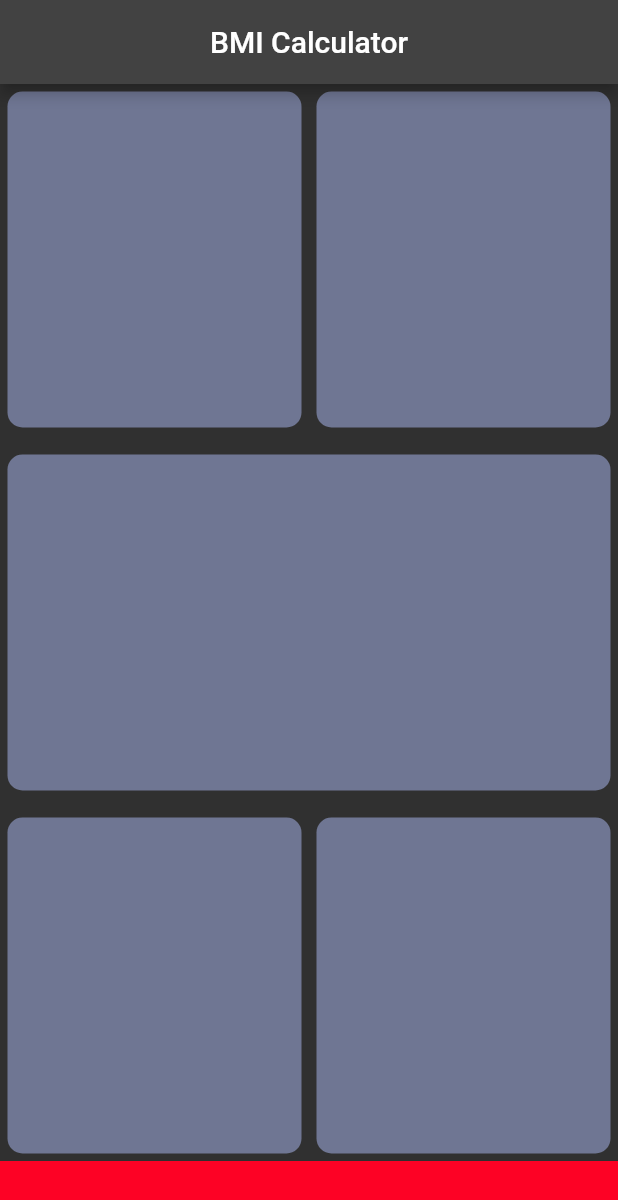
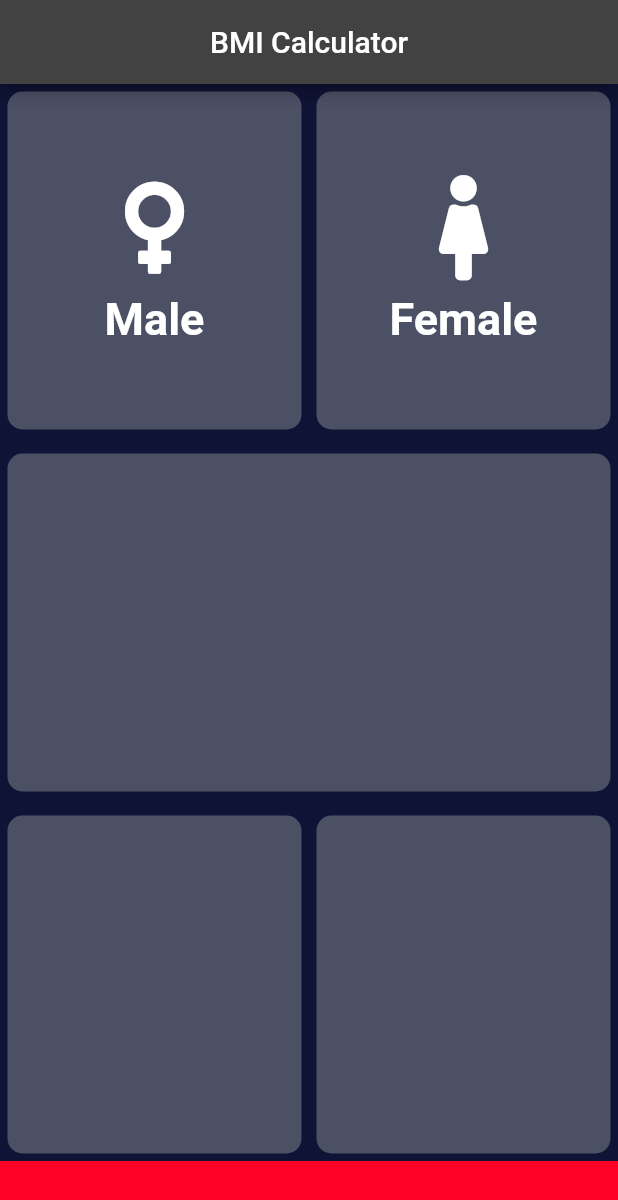
Before and after one commit to nahidulislamshakin/bmi_calculator, a Flutter app: the screen it shows after launch, on a phone screen of 412 x 824 dp. Shown: the top 1200 px of the screen. Run offline on Flutter 3.47's test engine with Material 2 defaults, Android fonts, the phone set to English and light mode, and no system bars; our stand-ins replace font_awesome_flutter.

Commit message:
icon added

```diff
--- a/lib/main_page.dart
+++ b/lib/main_page.dart
@@ -1,4 +1,5 @@
 import 'package:flutter/material.dart';
+import 'package:font_awesome_flutter/font_awesome_flutter.dart';
 
 class MainPage extends StatelessWidget {
   @override
@@ -6,8 +7,8 @@ class MainPage extends StatelessWidget {
     // TODO: implement build
     return MaterialApp(
       theme: ThemeData.dark().copyWith(
-        primaryColor: Color(0xFF04040C),
-      ),
+          primaryColor: Color(0xFF04040C),
+          scaffoldBackgroundColor: Color(0xFF0F1335)),
       home: Scaffold(
         appBar: AppBar(
           centerTitle: true,
@@ -19,34 +20,47 @@ class MainPage extends StatelessWidget {
               child: Row(
                 children: [
                   Expanded(
-                    child: container(),
+                    child: container(
+                      colors: Color(0xFF4C5065),
+                      iconContent: iconcontents(
+                          icon: FontAwesomeIcons.venus, label: 'Male'),
+                    ),
                   ),
-                  Expanded(child: container())
+                  Expanded(
+                      child: container(
+                    colors: Color(0xFF4C5065),
+                    iconContent: iconcontents(
+                        icon: FontAwesomeIcons.female, label: 'Female'),
+                  ))
                 ],
               ),
             ),
             SizedBox(
-              height: 8,
+              height: 6,
             ),
             Expanded(
               child: Row(
                 children: [
                   Expanded(
-                    child: container(),
+                    child: container(
+                      colors: Color(0xFF4C5065),
+                    ),
                   ),
                 ],
               ),
             ),
             SizedBox(
-              height: 8,
+              height: 6,
             ),
             Expanded(
               child: Row(
                 children: [
                   Expanded(
-                    child: container(),
+                    child: container(
+                      colors: Color(0xFF4C5065),
+                    ),
                   ),
-                  Expanded(child: container())
+                  Expanded(child: container(colors: Color(0xFF4C5065)))
                 ],
               ),
             ),
@@ -62,17 +76,44 @@ class MainPage extends StatelessWidget {
   }
 }
 
+class iconcontents extends StatelessWidget {
+  final IconData icon;
+  final String label;
+
+  iconcontents({required this.icon, required this.label});
+
+  @override
+  Widget build(BuildContext context) {
+    return Column(
+      mainAxisAlignment: MainAxisAlignment.center,
+      children: [
+        Icon(
+          icon,
+          size: 70,
+        ),
+        SizedBox(height: 8,),
+        Text(
+          '$label',
+          style: TextStyle(fontSize: 30, fontWeight: FontWeight.bold ,color: Color(0xFFFFFFFF)),
+        )
+      ],
+    );
+  }
+}
+
 class container extends StatelessWidget {
-  const container({
-    Key? key,
-  }) : super(key: key);
+  final Color colors;
+  // final Icon iconContent;
+  final Widget? iconContent;
+  container({required this.colors, this.iconContent});
 
   @override
   Widget build(BuildContext context) {
     return Container(
       margin: EdgeInsets.all(5),
-      decoration: BoxDecoration(
-          borderRadius: BorderRadius.circular(10), color: Color(0xFF6F7693)),
+      decoration:
+          BoxDecoration(borderRadius: BorderRadius.circular(10), color: colors),
+      child: iconContent,
     );
   }
 }
```
Also changed, not shown: pubspec.yaml (+4 -3 lines), assets/femenine.png (added), assets/male-gender.png (added), pubspec.lock.
